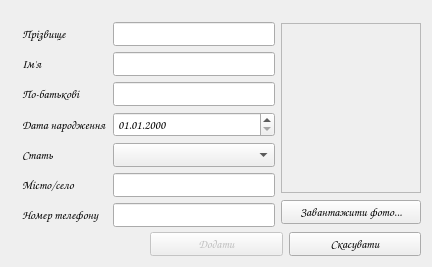
The window that addpatientdialog.ui (moz6go/NesterDentalClinic) describes before a commit, drawn with Qt 5.
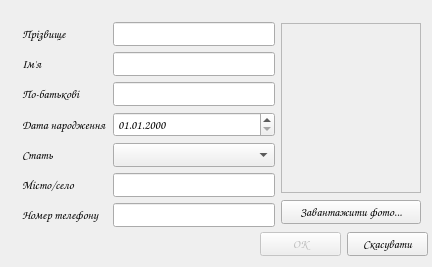
The same window after the commit. Icons and pictures are not drawn.

```diff
--- a/addpatientdialog.ui
+++ b/addpatientdialog.ui
@@ -22,9 +22,9 @@
   <widget class="QWidget" name="layoutWidget">
    <property name="geometry">
     <rect>
-     <x>150</x>
+     <x>260</x>
      <y>230</y>
-     <width>271</width>
+     <width>168</width>
      <height>28</height>
     </rect>
    </property>
@@ -35,7 +35,7 @@
        <bool>false</bool>
       </property>
       <property name="text">
-       <string>Додати</string>
+       <string>ОК</string>
       </property>
      </widget>
     </item>
```
